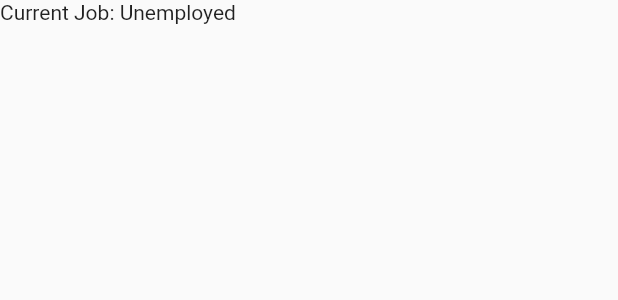
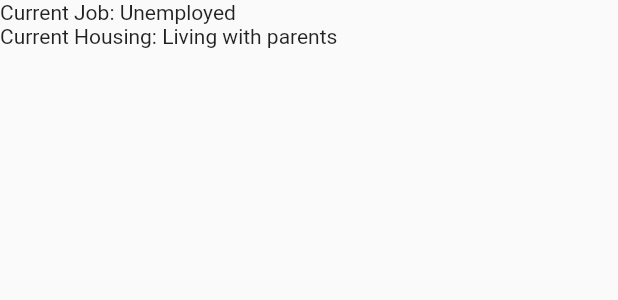
Before and after one commit to tarbadev/carambar, a Flutter app: the CharacterTab widget shown alone on an empty page, opened directly, on a phone screen of 412 x 824 dp. Shown: the top 300 px of the screen. Run offline on Flutter 3.47's test engine with Material 2 defaults, Android fonts, the light colour scheme and no system bars; our stand-ins replace equatable, flutter_riverpod.

Commit message:
[finishes #177369623] Character is kicked out of the house at 25

```diff
--- a/lib/character.dart
+++ b/lib/character.dart
@@ -1,33 +1,47 @@
 import 'package:equatable/equatable.dart';
 
 import 'Work.dart';
+
+enum Housing {
+  LivingWithParents,
+  Homeless,
+}
 
 class Character extends Equatable {
   final String firstName;
   final String lastName;
   final int age;
   final CareerJob currentJob;
+  final Housing currentHousing;
 
-  const Character({this.firstName, this.lastName, this.age, this.currentJob});
+  const Character(this.firstName, this.lastName, this.age, this.currentJob, this.currentHousing);
 
   Character incrementAge() {
-    return Character(
-      firstName: this.firstName,
-      lastName: this.lastName,
-      age: this.age + 1,
-      currentJob: this.currentJob,
-    );
+    final newAge = this.age + 1;
+    final housing = newAge == 25 && currentHousing == Housing.LivingWithParents
+        ? Housing.Homeless
+        : this.currentHousing;
+
+    return copy(age: newAge, currentHousing: housing);
   }
 
-  Character setCurrentJob(CareerJob careerJob) {
-    return Character(
-      firstName: this.firstName,
-      lastName: this.lastName,
-      age: this.age,
-      currentJob: careerJob,
-    );
-  }
+  Character setCurrentJob(CareerJob careerJob) => copy(currentJob: careerJob);
+
+  Character copy({
+    String firstName,
+    String lastName,
+    int age,
+    CareerJob currentJob,
+    Housing currentHousing,
+  }) =>
+      Character(
+        firstName ?? this.firstName,
+        lastName ?? this.lastName,
+        age ?? this.age,
+        currentJob ?? this.currentJob,
+        currentHousing ?? this.currentHousing,
+      );
 
   @override
-  List<Object> get props => [firstName, lastName, age, currentJob];
+  List<Object> get props => [firstName, lastName, age, currentJob, currentHousing];
 }
--- a/lib/character_tab.dart
+++ b/lib/character_tab.dart
@@ -1,4 +1,5 @@
 import 'package:carambar/character_provider.dart';
+import 'package:carambar/housing_utils.dart';
 import 'package:flutter/material.dart';
 import 'package:flutter_riverpod/flutter_riverpod.dart';
 
@@ -14,16 +15,38 @@ class CharacterTab extends ConsumerWidget {
     return Column(
       key: Key('Character'),
       children: [
-        Row(
-          children: [
-            Text('Current Job: '),
-            Text(
-              careerJobToString[character.currentJob] ?? 'Unemployed',
-              key: Key('Character__CurrentCareer'),
-            ),
-          ],
-        )
+        _LabelAndValue(
+          'Current Job',
+          careerJobToString[character.currentJob] ?? 'Unemployed',
+          valueKey: Key('Character__CurrentCareer'),
+        ),
+        _LabelAndValue(
+          'Current Housing',
+          housingToString[character.currentHousing],
+          valueKey: Key('Character__CurrentHousing'),
+        ),
       ],
     );
   }
 }
+
+class _LabelAndValue extends StatelessWidget {
+  final String label;
+  final String value;
+  final Key valueKey;
+
+  const _LabelAndValue(this.label, this.value, {Key key, this.valueKey}) : super(key: key);
+
+  @override
+  Widget build(BuildContext context) {
+    return Row(
+      children: [
+        Text('$label: '),
+        Text(
+          value,
+          key: valueKey,
+        ),
+      ],
+    );
+  }
+}
--- /dev/null
+++ b/lib/housing_utils.dart
@@ -0,0 +1,6 @@
+import 'package:carambar/character.dart';
+
+const Map<Housing, String> housingToString = {
+  Housing.LivingWithParents: 'Living with parents',
+  Housing.Homeless: 'Homeless',
+};
--- a/test_helpers/lib/character_tab_tester.dart
+++ b/test_helpers/lib/character_tab_tester.dart
@@ -7,6 +7,7 @@ class CharacterTabTester extends BaseViewTester {
 
   bool get isVisible => widgetExists(_containerKey);
   String get currentCareer => getTextByKey('Character__CurrentCareer');
+  String get currentHousing => getTextByKey('Character__CurrentHousing');
 
   Future<void> goTo() async {
     await tapOnTextWidgetByTextContent('Character');
--- a/test_helpers/lib/home_tab_tester.dart
+++ b/test_helpers/lib/home_tab_tester.dart
@@ -13,4 +13,9 @@ class HomeTabTester extends BaseViewTester {
     await tapOnButtonByKey(_plus1YearButtonKey);
     await tester.pump();
   }
+
+  Future<void> goTo() async {
+    await tapOnTextWidgetByTextContent('Home');
+    await tester.pump();
+  }
 }
```
Also changed, not shown: lib/character_provider.dart (+9 -3 lines), 6 other files.
